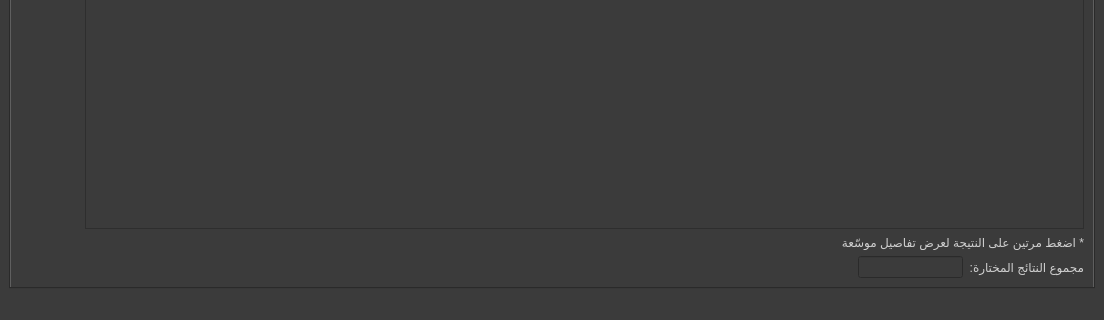
Old version of the form gui/main_screen.ui in the repository masalha-alaa/quran-counter; both pictures show x 0 to 1104 and y 443 to 763 of the 1104 by 763 pixel window.
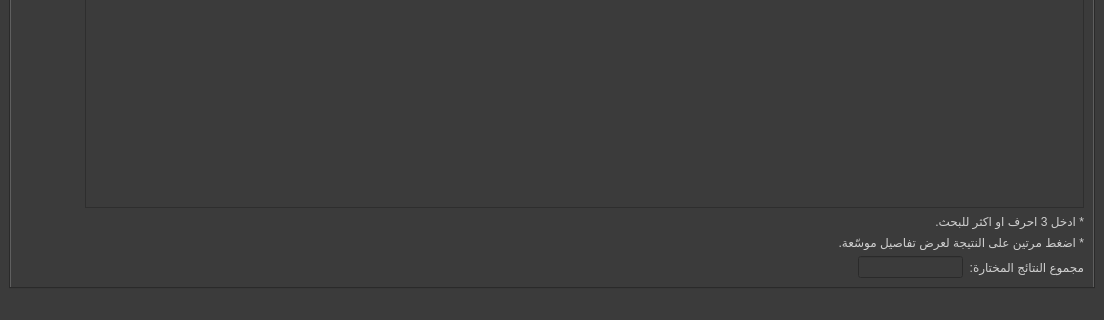
New version of the form. The open tabs and pages were chosen to show the change. Icons and pictures are not drawn.

```diff
--- a/gui/main_screen.ui
+++ b/gui/main_screen.ui
@@ -857,13 +857,23 @@
           </item>
          </layout>
         </item>
+        <item>
+         <widget class="QLabel" name="label_9">
+          <property name="styleSheet">
+           <string notr="true">font: italic 400 10pt &quot;Calibri&quot;;</string>
+          </property>
+          <property name="text">
+           <string>* ادخل 3 احرف او اكثر للبحث.</string>
+          </property>
+         </widget>
+        </item>
         <item>
          <widget class="QLabel" name="label_7">
           <property name="styleSheet">
            <string notr="true">font: italic 400 10pt &quot;Calibri&quot;;</string>
           </property>
           <property name="text">
-           <string>* اضغط مرتين على النتيجة لعرض تفاصيل موسّعة</string>
+           <string>* اضغط مرتين على النتيجة لعرض تفاصيل موسّعة.</string>
           </property>
          </widget>
         </item>
```
Left out of the diff: 2 changed lines with no effect on the pictures.
